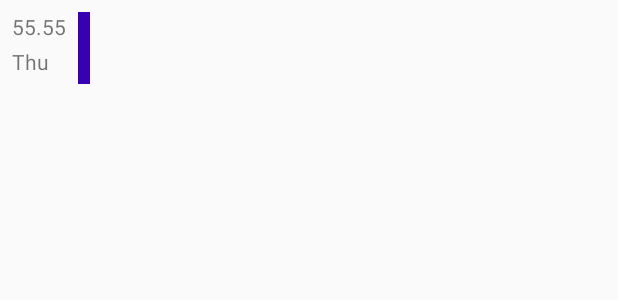
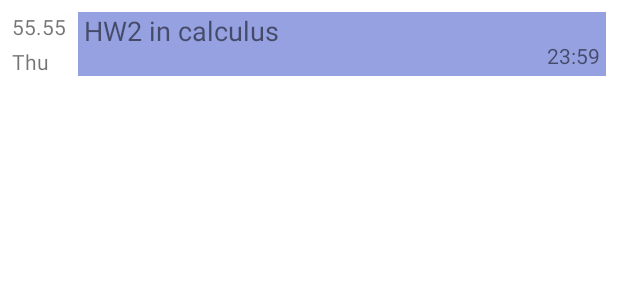
Before and after one commit to idan10000/HWManager, an Android app: the layout event_list_item.xml on its own in the app's theme, with its tools: preview values and no code run, on a phone screen of 412 x 824 dp. Shown: the top 300 px of the screen. Run offline under Robolectric (Android 15) with nearby library versions, the phone set to English and light mode, and no system bars.

Commit message:
Basic modelling

```diff
--- a/app/build.gradle
+++ b/app/build.gradle
@@ -23,10 +23,11 @@ android {
 
 dependencies {
     implementation fileTree(dir: "libs", include: ["*.jar"])
-    implementation 'androidx.appcompat:appcompat:1.1.0'
+    implementation 'androidx.appcompat:appcompat:1.2.0'
     implementation 'androidx.constraintlayout:constraintlayout:1.1.3'
-    implementation 'com.google.android.material:material:1.1.0'
+    implementation 'com.google.android.material:material:1.2.0'
     implementation 'com.google.firebase:firebase-firestore:21.5.0'
+    implementation  'com.google.android.material:material:1.3.0-alpha02'
     testImplementation 'junit:junit:4.12'
     androidTestImplementation 'androidx.test.ext:junit:1.1.1'
     androidTestImplementation 'androidx.test.espresso:espresso-core:3.2.0'
--- a/app/src/main/AndroidManifest.xml
+++ b/app/src/main/AndroidManifest.xml
@@ -8,7 +8,7 @@
         android:label="@string/app_name"
         android:roundIcon="@mipmap/ic_launcher_round"
         android:supportsRtl="true"
-        android:theme="@style/AppTheme">
+        android:theme="@style/Theme.MaterialComponents.DayNight.NoActionBar">
         <activity android:name=".Tests">
             <intent-filter>
                 <action android:name="android.intent.action.MAIN" />
--- a/app/src/main/res/layout/activity_main.xml
+++ b/app/src/main/res/layout/activity_main.xml
@@ -7,15 +7,16 @@
     tools:context=".MainActivity">
 
     <androidx.recyclerview.widget.RecyclerView
+        android:id="@+id/mainRecyclerList"
         android:layout_width="match_parent"
         android:layout_height="0dp"
-        app:layout_constraintBottom_toBottomOf="@+id/frameLayout"
+        app:layout_constraintBottom_toBottomOf="@+id/fragmentHolder"
         app:layout_constraintEnd_toEndOf="@id/bottom_navigation"
         app:layout_constraintStart_toStartOf="parent"
         app:layout_constraintTop_toTopOf="parent" />
 
     <FrameLayout
-        android:id="@+id/frameLayout"
+        android:id="@+id/fragmentHolder"
         android:layout_width="match_parent"
         android:layout_height="0dp"
         app:layout_constraintBottom_toTopOf="@+id/bottom_navigation"
--- a/app/src/main/res/layout/event_list_item.xml
+++ b/app/src/main/res/layout/event_list_item.xml
@@ -1,6 +1,5 @@
 <?xml version="1.0" encoding="utf-8"?>
-<androidx.constraintlayout.widget.ConstraintLayout
-    xmlns:android="http://schemas.android.com/apk/res/android"
+<androidx.constraintlayout.widget.ConstraintLayout xmlns:android="http://schemas.android.com/apk/res/android"
     xmlns:app="http://schemas.android.com/apk/res-auto"
     xmlns:tools="http://schemas.android.com/tools"
     android:layout_width="match_parent"
@@ -17,17 +16,6 @@
         app:layout_constraintTop_toTopOf="parent" />
 
 
-    <LinearLayout
-        android:id="@+id/CLI_colorStrip"
-        android:layout_width="8dp"
-        android:layout_height="48dp"
-        android:layout_marginStart="8dp"
-        android:layout_marginTop="8dp"
-        android:background="@color/design_default_color_primary_variant"
-        app:layout_constraintStart_toEndOf="@+id/ELI_date"
-        app:layout_constraintTop_toTopOf="parent"
-        android:orientation="horizontal" />
-
     <TextView
         android:id="@+id/ELI_dayOfWeek"
         android:layout_width="wrap_content"
@@ -37,17 +25,37 @@
         app:layout_constraintStart_toStartOf="@+id/ELI_date"
         app:layout_constraintTop_toBottomOf="@+id/ELI_date" />
 
-    <TextView
-        android:id="@+id/ELI_taskText"
+    <androidx.constraintlayout.widget.ConstraintLayout
+        android:id="@+id/ELI_backgroundColor"
         android:layout_width="0dp"
         android:layout_height="0dp"
-        android:layout_marginStart="9dp"
-        android:layout_marginTop="8dp"
+        android:layout_marginStart="8dp"
         android:layout_marginEnd="8dp"
-        android:text="HW2 in calculus"
-        app:layout_constraintBottom_toBottomOf="@+id/ELI_colorStrip"
+        android:background="#95A1E1"
+        app:layout_constraintBottom_toBottomOf="@+id/ELI_dayOfWeek"
         app:layout_constraintEnd_toEndOf="parent"
-        app:layout_constraintStart_toEndOf="@+id/ELI_colorStrip"
-        app:layout_constraintTop_toTopOf="parent" />
+        app:layout_constraintStart_toEndOf="@+id/ELI_date"
+        app:layout_constraintTop_toTopOf="@+id/ELI_date">
+
+        <TextView
+            android:id="@+id/ELI_taskTime"
+            android:layout_width="wrap_content"
+            android:layout_height="wrap_content"
+            android:layout_marginEnd="4dp"
+            android:layout_marginBottom="4dp"
+            android:text="23:59"
+            app:layout_constraintBottom_toBottomOf="parent"
+            app:layout_constraintEnd_toEndOf="parent" />
+
+        <TextView
+            android:id="@+id/ELI_taskText"
+            android:layout_width="wrap_content"
+            android:layout_height="wrap_content"
+            android:layout_marginStart="4dp"
+            android:text="HW2 in calculus"
+            android:textSize="18sp"
+            app:layout_constraintStart_toStartOf="parent"
+            app:layout_constraintTop_toTopOf="parent" />
+    </androidx.constraintlayout.widget.ConstraintLayout>
 
 </androidx.constraintlayout.widget.ConstraintLayout>
--- a/app/src/main/res/layout/fragment_all_courses.xml
+++ b/app/src/main/res/layout/fragment_all_courses.xml
@@ -5,7 +5,7 @@
     android:layout_height="match_parent">
 
     <com.google.android.material.floatingactionbutton.FloatingActionButton
-        android:id="@+id/floatingActionButton"
+        android:id="@+id/AC_addButton"
         android:layout_width="wrap_content"
         android:layout_height="wrap_content"
         android:layout_marginEnd="8dp"
```
Also changed, not shown: app/src/main/java/com/example/hwmanager/AllCoursesFragment.java (added, +38 -0 lines), app/src/main/java/com/example/hwmanager/MainActivity.java (+38 -0 lines), app/src/main/java/com/example/hwmanager/MyCoursesFragment.java (added, +17 -0 lines), app/src/main/res/layout/fragment_home.xml (+14 -1 lines).
